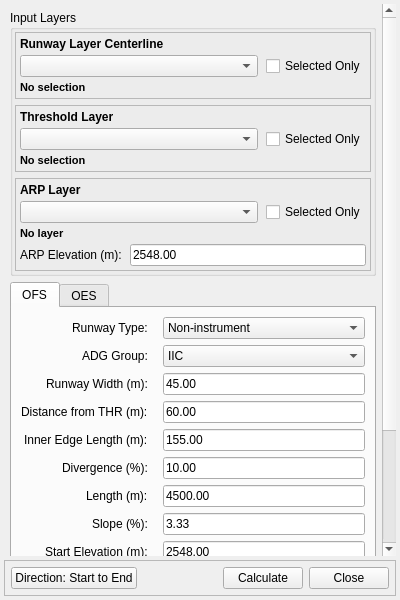
Old version of the form qols/ui/new_ols_panel.ui in the repository FLYGHT7/qOLS.
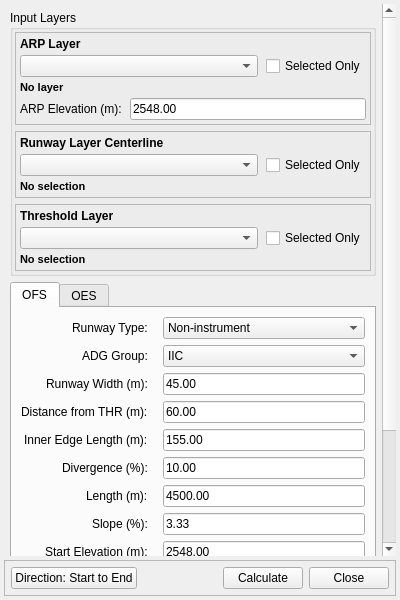
New version of the form. Custom widgets are drawn as their Qt base class.

Commit message: Refactor ARP Layer and Elevation UI components in New OLS panel

```diff
--- a/qols/ui/new_ols_panel.ui
+++ b/qols/ui/new_ols_panel.ui
@@ -70,106 +70,6 @@
        <property name="spacing"><number>6</number></property>
        <property name="margin"><number>2</number></property>
 
-       <item>
-        <widget class="QFrame" name="runwayFrame">
-         <property name="frameShape"><enum>QFrame::StyledPanel</enum></property>
-         <layout class="QVBoxLayout" name="runwayCompactLayout">
-          <property name="spacing"><number>4</number></property>
-          <property name="margin"><number>4</number></property>
-          <item>
-           <widget class="QLabel" name="runwayTitleLabel">
-            <property name="text"><string>Runway Layer Centerline</string></property>
-            <property name="styleSheet"><string>QLabel { font-weight: bold; }</string></property>
-           </widget>
-          </item>
-          <item>
-           <layout class="QHBoxLayout" name="runwayControlLayout">
-            <property name="spacing"><number>8</number></property>
-            <item>
-             <widget class="QgsMapLayerComboBox" name="runwayLayerCombo">
-              <property name="minimumHeight"><number>24</number></property>
-              <property name="maximumHeight"><number>28</number></property>
-              <property name="sizePolicy">
-               <sizepolicy hsizetype="Expanding" vsizetype="Fixed">
-                <horstretch>0</horstretch><verstretch>0</verstretch>
-               </sizepolicy>
-              </property>
-             </widget>
-            </item>
-            <item>
-             <widget class="QCheckBox" name="useSelectedRunwayCheckBox">
-              <property name="text"><string>Selected Only</string></property>
-              <property name="sizePolicy">
-               <sizepolicy hsizetype="Fixed" vsizetype="Fixed">
-                <horstretch>0</horstretch><verstretch>0</verstretch>
-               </sizepolicy>
-              </property>
-             </widget>
-            </item>
-           </layout>
-          </item>
-          <item>
-           <widget class="QLabel" name="runwaySelectionStatusLabel">
-            <property name="text"><string>No selection</string></property>
-            <property name="styleSheet"><string>QLabel { font-weight: bold; font-size: 11px; }</string></property>
-            <property name="minimumHeight"><number>16</number></property>
-            <property name="maximumHeight"><number>16</number></property>
-           </widget>
-          </item>
-         </layout>
-        </widget>
-       </item>
-
-       <item>
-        <widget class="QFrame" name="thresholdFrame">
-         <property name="frameShape"><enum>QFrame::StyledPanel</enum></property>
-         <layout class="QVBoxLayout" name="thresholdCompactLayout">
-          <property name="spacing"><number>4</number></property>
-          <property name="margin"><number>4</number></property>
-          <item>
-           <widget class="QLabel" name="thresholdTitleLabel">
-            <property name="text"><string>Threshold Layer</string></property>
-            <property name="styleSheet"><string>QLabel { font-weight: bold; }</string></property>
-           </widget>
-          </item>
-          <item>
-           <layout class="QHBoxLayout" name="thresholdControlLayout">
-            <property name="spacing"><number>8</number></property>
-            <item>
-             <widget class="QgsMapLayerComboBox" name="thresholdLayerCombo">
-              <property name="minimumHeight"><number>24</number></property>
-              <property name="maximumHeight"><number>28</number></property>
-              <property name="sizePolicy">
-               <sizepolicy hsizetype="Expanding" vsizetype="Fixed">
-                <horstretch>0</horstretch><verstretch>0</verstretch>
-               </sizepolicy>
-              </property>
-             </widget>
-            </item>
-            <item>
-             <widget class="QCheckBox" name="useSelectedThresholdCheckBox">
-              <property name="text"><string>Selected Only</string></property>
-              <property name="sizePolicy">
-               <sizepolicy hsizetype="Fixed" vsizetype="Fixed">
-                <horstretch>0</horstretch><verstretch>0</verstretch>
-               </sizepolicy>
-              </property>
-             </widget>
-            </item>
-           </layout>
-          </item>
-          <item>
-           <widget class="QLabel" name="thresholdSelectionStatusLabel">
-            <property name="text"><string>No selection</string></property>
-            <property name="styleSheet"><string>QLabel { font-weight: bold; font-size: 11px; }</string></property>
-            <property name="minimumHeight"><number>16</number></property>
-            <property name="maximumHeight"><number>16</number></property>
-           </widget>
-          </item>
-         </layout>
-        </widget>
-       </item>
-
        <!-- ARP (Aerodrome Reference Point) LAYER + ELEVATION (#131) -->
        <item>
         <widget class="QFrame" name="arpFrame">
@@ -238,6 +138,106 @@
         </widget>
        </item>
 
+       <item>
+        <widget class="QFrame" name="runwayFrame">
+         <property name="frameShape"><enum>QFrame::StyledPanel</enum></property>
+         <layout class="QVBoxLayout" name="runwayCompactLayout">
+          <property name="spacing"><number>4</number></property>
+          <property name="margin"><number>4</number></property>
+          <item>
+           <widget class="QLabel" name="runwayTitleLabel">
+            <property name="text"><string>Runway Layer Centerline</string></property>
+            <property name="styleSheet"><string>QLabel { font-weight: bold; }</string></property>
+           </widget>
+          </item>
+          <item>
+           <layout class="QHBoxLayout" name="runwayControlLayout">
+            <property name="spacing"><number>8</number></property>
+            <item>
+             <widget class="QgsMapLayerComboBox" name="runwayLayerCombo">
+              <property name="minimumHeight"><number>24</number></property>
+              <property name="maximumHeight"><number>28</number></property>
+              <property name="sizePolicy">
+               <sizepolicy hsizetype="Expanding" vsizetype="Fixed">
+                <horstretch>0</horstretch><verstretch>0</verstretch>
+               </sizepolicy>
+              </property>
+             </widget>
+            </item>
+            <item>
+             <widget class="QCheckBox" name="useSelectedRunwayCheckBox">
+              <property name="text"><string>Selected Only</string></property>
+              <property name="sizePolicy">
+               <sizepolicy hsizetype="Fixed" vsizetype="Fixed">
+                <horstretch>0</horstretch><verstretch>0</verstretch>
+               </sizepolicy>
+              </property>
+             </widget>
+            </item>
+           </layout>
+          </item>
+          <item>
+           <widget class="QLabel" name="runwaySelectionStatusLabel">
+            <property name="text"><string>No selection</string></property>
+            <property name="styleSheet"><string>QLabel { font-weight: bold; font-size: 11px; }</string></property>
+            <property name="minimumHeight"><number>16</number></property>
+            <property name="maximumHeight"><number>16</number></property>
+           </widget>
+          </item>
+         </layout>
+        </widget>
+       </item>
+
+       <item>
+        <widget class="QFrame" name="thresholdFrame">
+         <property name="frameShape"><enum>QFrame::StyledPanel</enum></property>
+         <layout class="QVBoxLayout" name="thresholdCompactLayout">
+          <property name="spacing"><number>4</number></property>
+          <property name="margin"><number>4</number></property>
+          <item>
+           <widget class="QLabel" name="thresholdTitleLabel">
+            <property name="text"><string>Threshold Layer</string></property>
+            <property name="styleSheet"><string>QLabel { font-weight: bold; }</string></property>
+           </widget>
+          </item>
+          <item>
+           <layout class="QHBoxLayout" name="thresholdControlLayout">
+            <property name="spacing"><number>8</number></property>
+            <item>
+             <widget class="QgsMapLayerComboBox" name="thresholdLayerCombo">
+              <property name="minimumHeight"><number>24</number></property>
+              <property name="maximumHeight"><number>28</number></property>
+              <property name="sizePolicy">
+               <sizepolicy hsizetype="Expanding" vsizetype="Fixed">
+                <horstretch>0</horstretch><verstretch>0</verstretch>
+               </sizepolicy>
+              </property>
+             </widget>
+            </item>
+            <item>
+             <widget class="QCheckBox" name="useSelectedThresholdCheckBox">
+              <property name="text"><string>Selected Only</string></property>
+              <property name="sizePolicy">
+               <sizepolicy hsizetype="Fixed" vsizetype="Fixed">
+                <horstretch>0</horstretch><verstretch>0</verstretch>
+               </sizepolicy>
+              </property>
+             </widget>
+            </item>
+           </layout>
+          </item>
+          <item>
+           <widget class="QLabel" name="thresholdSelectionStatusLabel">
+            <property name="text"><string>No selection</string></property>
+            <property name="styleSheet"><string>QLabel { font-weight: bold; font-size: 11px; }</string></property>
+            <property name="minimumHeight"><number>16</number></property>
+            <property name="maximumHeight"><number>16</number></property>
+           </widget>
+          </item>
+         </layout>
+        </widget>
+       </item>
+
       </layout>
      </widget>
     </item>
```
The commit also changes 1 other file.
